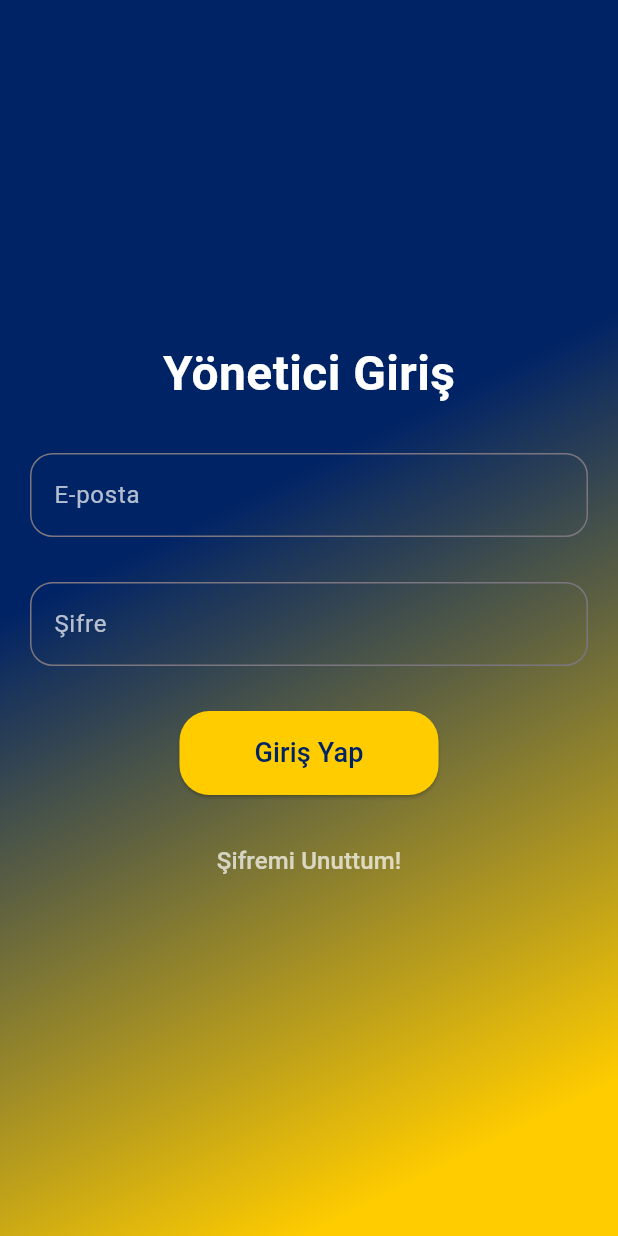
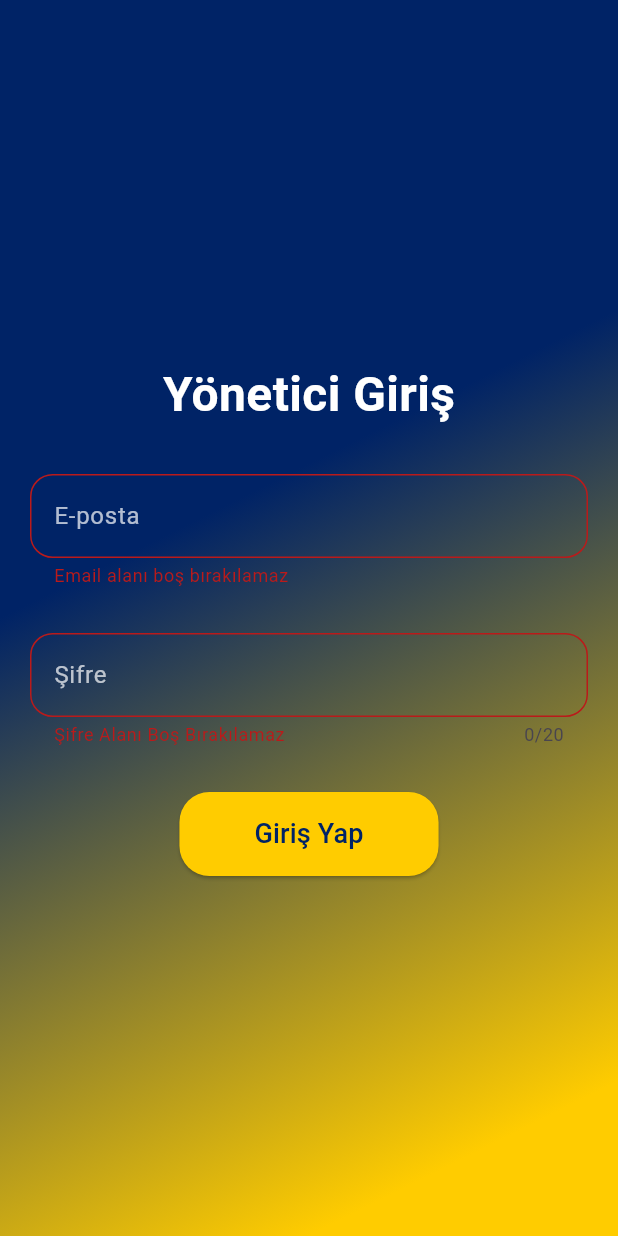
Before and after one commit to erennali/Apart_Bulma_Uygulamasi, a Flutter app: the AdminLoginPage screen opened directly, after a tap on "Giriş Yap", on a phone screen of 412 x 824 dp. Run offline on Flutter 3.47's test engine with Material 3 defaults, Android fonts, the phone set to English and light mode, and no system bars; our stand-ins replace cloud_firestore, curved_navigation_bar, firebase_auth, firebase_core; accounts and stored records are empty.

Commit message:
finish Project

```diff
--- a/lib/Screens/admin_login.dart
+++ b/lib/Screens/admin_login.dart
@@ -1,3 +1,6 @@
+import 'package:apart/Screens/Admin/admin_home.dart';
+import 'package:cloud_firestore/cloud_firestore.dart';
+import 'package:firebase_auth/firebase_auth.dart';
 import 'package:flutter/material.dart';
 
 import '../common/colors.dart';
@@ -10,6 +13,64 @@ class AdminLoginPage extends StatefulWidget {
 }
 
 class _AdminLoginPageState extends State<AdminLoginPage> {
+  final _formKey = GlobalKey<FormState>();
+  String email = '', sifre = '';
+
+  Future<void> _login() async {
+    if (_formKey.currentState!.validate()) {
+      try {
+        // Kullanıcı girişi yapılıyor
+        UserCredential userCredential = await FirebaseAuth.instance.signInWithEmailAndPassword(
+          email: email,
+          password: sifre,
+        );
+
+        User? user = userCredential.user;
+
+        if (user != null) {
+          // Firestore'dan kullanıcı bilgileri çekiliyor
+          DocumentSnapshot<Map<String, dynamic>> userDoc = await FirebaseFirestore.instance
+              .collection('users')
+              .doc(user.uid)
+              .get();
+
+          if (userDoc.exists && userDoc.data()?['admin'] == true) {
+            // Kullanıcı admin ise ana sayfaya yönlendir
+            Navigator.push(
+              context,
+              MaterialPageRoute(builder: (context) => const AdminHomePage()),
+            );
+          } else {
+            // Kullanıcı admin değilse hata mesajı göster
+            ScaffoldMessenger.of(context).showSnackBar(
+              const SnackBar(
+                content: Text('Yetkisiz giriş! Yönetici hesabı değil.'),
+              ),
+            );
+            await FirebaseAuth.instance.signOut(); // Girişi sonlandır
+          }
+        }
+      } on FirebaseAuthException catch (e) {
+        String errorMessage;
+
+        if (e.code == 'invalid-credential') {
+          errorMessage = 'HATA! Lütfen e-posta ve şifrenizi kontrol edin.';
+        } else {
+          errorMessage = e.message ?? 'Bir hata oluştu :(';
+        }
+
+        ScaffoldMessenger.of(context).showSnackBar(
+          SnackBar(content: Text(errorMessage)),
+        );
+      } catch (e) {
+        // Diğer olası hatalar
+        ScaffoldMessenger.of(context).showSnackBar(
+          SnackBar(content: Text('Bir hata oluştu: $e')),
+        );
+      }
+    }
+  }
+
   @override
   Widget build(BuildContext context) {
     return Scaffold(
@@ -21,12 +82,15 @@ class _AdminLoginPageState extends State<AdminLoginPage> {
             end: Alignment.bottomCenter,
           ),
         ),
-        child: SafeArea(
+        child: Center(
+          child: SingleChildScrollView(
+            child: Form(
+              key: _formKey,
               child: Padding(
                 padding: const EdgeInsets.symmetric(horizontal: 20.0),
-            child: Center(
                 child: Column(
                   mainAxisAlignment: MainAxisAlignment.center,
+                  crossAxisAlignment: CrossAxisAlignment.center,
                   children: [
                     const Text(
                       'Yönetici Giriş',
@@ -37,24 +101,35 @@ class _AdminLoginPageState extends State<AdminLoginPage> {
                       ),
                     ),
                     const SizedBox(height: 30),
-                  // E-posta alanı
-                  TextField(
+                    TextFormField(
                       decoration: InputDecoration(
                         labelText: 'E-posta',
+                        hintText: "ornek@gmail.com",
                         labelStyle: const TextStyle(color: Colors.white70),
                         border: OutlineInputBorder(
                           borderRadius: BorderRadius.circular(15),
                         ),
                         focusedBorder: OutlineInputBorder(
                           borderRadius: BorderRadius.circular(15),
-                        borderSide: const BorderSide(color: modernYellowColor),
+                          borderSide: const BorderSide(
+                              color: modernYellowColor),
                         ),
                       ),
+                      validator: (girilenDeger) {
+                        if (girilenDeger!.isEmpty) {
+                          return "Email alanı boş bırakılamaz";
+                        } else if (!girilenDeger.contains("@")) {
+                          return "Girdiğiniz mail geçersiz";
+                        }
+                        return null;
+                      },
+                      onChanged: (value) => email = value,
                       style: const TextStyle(color: Colors.white70),
                     ),
                     const SizedBox(height: 30),
-                  // Şifre alanı
-                  TextField(
+                    TextFormField(
+                      obscureText: true,
+                      maxLength: 20,
                       decoration: InputDecoration(
                         labelText: 'Şifre',
                         labelStyle: const TextStyle(color: Colors.white70),
@@ -66,16 +141,30 @@ class _AdminLoginPageState extends State<AdminLoginPage> {
                           borderSide: const BorderSide(color: modernBlueColor),
                         ),
                       ),
+                      validator: (girilenDeger) {
+                        if (girilenDeger!.isEmpty) {
+                          return "Şifre Alanı Boş Bırakılamaz";
+                        }
+                        if (girilenDeger
+                            .trim()
+                            .length < 6 || girilenDeger
+                            .trim()
+                            .length > 20) {
+                          return "Şifre 6-20 hane olmalı!";
+                        }
+                        return null;
+                      },
+                      onChanged: (value) => sifre = value,
                       style: const TextStyle(color: Colors.white70),
                     ),
                     const SizedBox(height: 30),
-                  // Giriş yap butonu
                     ElevatedButton(
                       onPressed: () {
-                      // Giriş işlemleri
+                        _login();
                       },
                       style: ElevatedButton.styleFrom(
-                      padding: const EdgeInsets.symmetric(vertical: 15, horizontal: 50),
+                        padding: const EdgeInsets.symmetric(
+                            vertical: 15, horizontal: 50),
                         shape: RoundedRectangleBorder(
                           borderRadius: BorderRadius.circular(20),
                         ),
@@ -86,18 +175,8 @@ class _AdminLoginPageState extends State<AdminLoginPage> {
                         style: TextStyle(fontSize: 18, color: modernBlueColor),
                       ),
                     ),
-                  const SizedBox(height: 20),
-                  // Giriş yap butonu
-                  TextButton(
-                    onPressed: () {
-                      // şifremi unuttum
-                    },
-                    child: const Text(
-                      'Şifremi Unuttum!',
-                      style: TextStyle(color: Colors.white70, fontSize: 16),
+                  ],
                 ),
-                  ),
-                ],
               ),
             ),
           ),
--- a/lib/Screens/home.dart
+++ b/lib/Screens/home.dart
@@ -1,3 +1,4 @@
+import 'package:apart/Screens/admin_login.dart';
 import 'package:apart/Screens/cevriyehoca.dart';
 import 'package:apart/Screens/login.dart';
 import 'package:apart/Screens/register.dart';
@@ -99,7 +100,7 @@ class _HomeState extends State<Home> {
             const SizedBox(height: 16),
             TextButton(
               onPressed: () {
-                Navigator.push(context, MaterialPageRoute(builder: (context) => FormOrnek()));
+                Navigator.push(context, MaterialPageRoute(builder: (context) =>const AdminLoginPage()));
               },
               child: const Text(
                 'Yönetici Girişi',
```
Also changed, not shown: lib/Screens/Admin/admin_home.dart (added, +140 -0 lines), lib/Screens/Admin/adminaparts.dart (added, +205 -0 lines), lib/Screens/Admin/users.dart (added, +81 -0 lines). Lines whose indentation alone changed are shown as unchanged.
